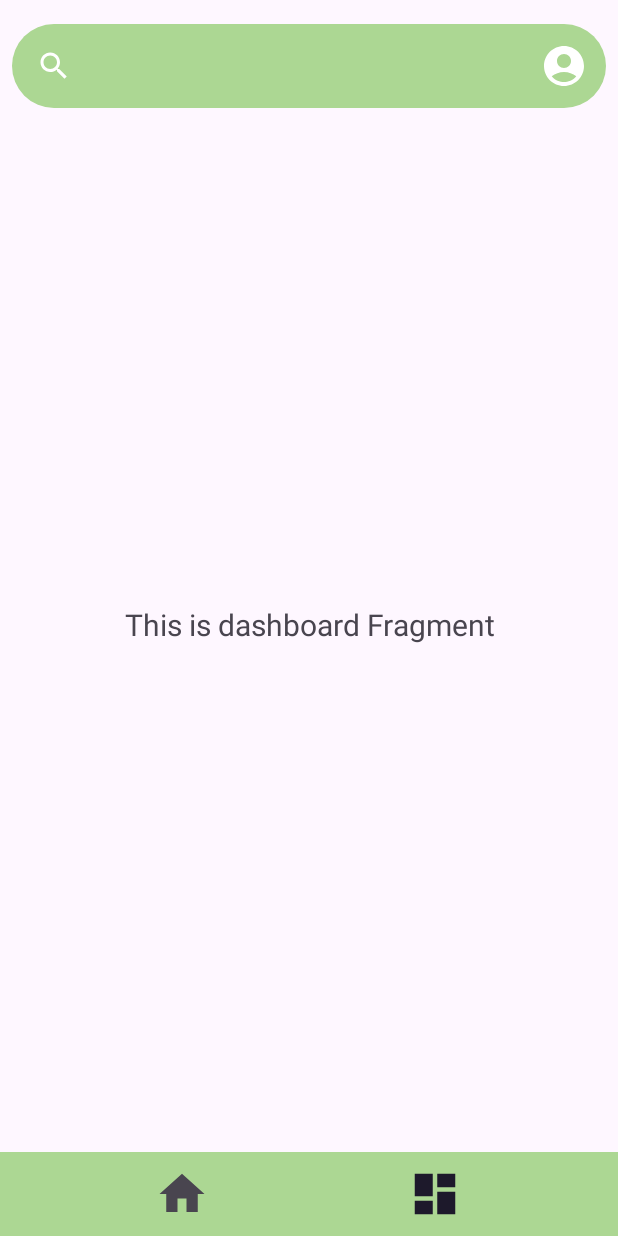
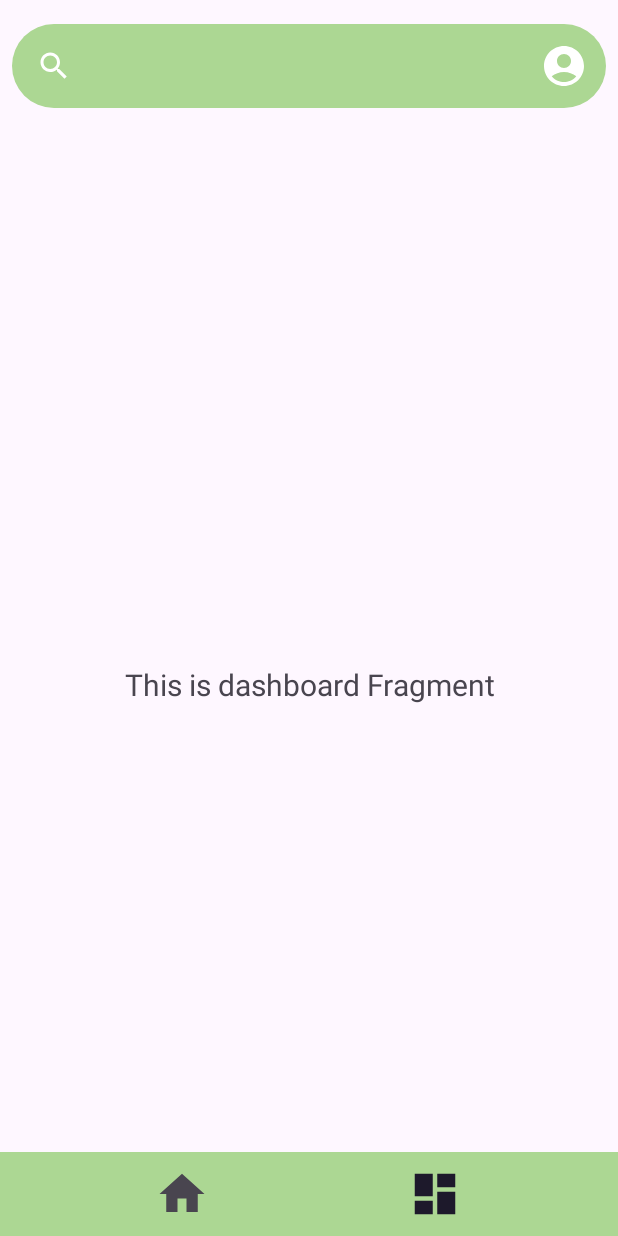
Before and after one commit to FlavourFInder/mobile-development, an Android app: the screen it shows after launch (MainActivity), item 2 of the bottom bar chosen, on a phone screen of 412 x 824 dp. Run offline under Robolectric (Android 15) with nearby library versions, the phone set to English and light mode, and no system bars; our stand-ins replace navigation-ui, paging; pictures from the network do not load.

Commit message:
- mengganti field agar gambar muncul - menambah margin agar recucler view tdk tertimpa

```diff
--- a/app/src/main/java/com/example/flavorfinder/view/ui/adapter/MealListAdapter.kt
+++ b/app/src/main/java/com/example/flavorfinder/view/ui/adapter/MealListAdapter.kt
@@ -19,7 +19,7 @@ class MealListAdapter: PagingDataAdapter<MealsItem, MealListAdapter.ViewHolder>(
         val mealItem = getItem(position)
         mealItem?.let { meal ->
             Glide.with(holder.itemView.context)
-                .load(meal.strImageSource)
+                .load(meal.strMealThumb)
                 .placeholder(R.drawable.default_image)
                 .into(holder.binding.ivItemCard)
             holder.binding.tvItemCard.text = meal.strMeal
--- a/app/src/main/res/layout/activity_main.xml
+++ b/app/src/main/res/layout/activity_main.xml
@@ -51,6 +51,7 @@
         android:name="androidx.navigation.fragment.NavHostFragment"
         android:layout_width="0dp"
         android:layout_height="match_parent"
+        android:layout_marginTop="80dp"
         app:defaultNavHost="true"
         app:layout_constraintBottom_toTopOf="@id/nav_view"
         app:layout_constraintLeft_toLeftOf="parent"
```
